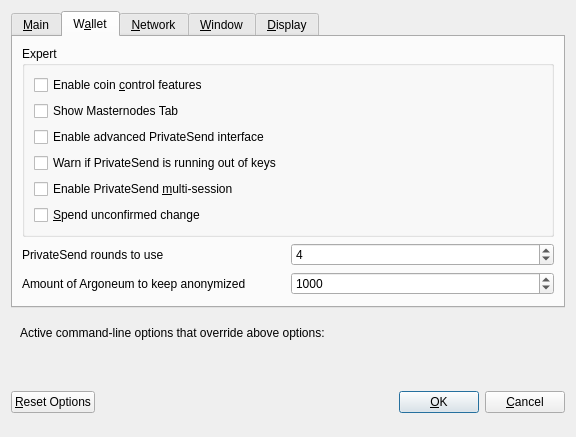
Above: src/qt/forms/optionsdialog.ui from Argoneum/argoneum before the change. Below: the same form after it.
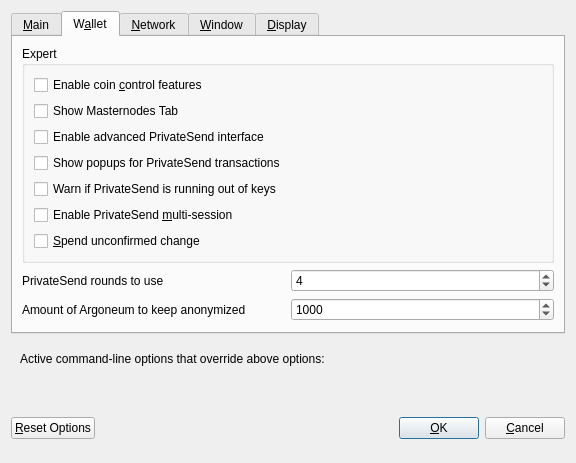
That is the form after the change. The open tabs and pages were chosen to show the change. Custom widgets are drawn as their Qt base class.

Patch:
```diff
--- a/src/qt/forms/optionsdialog.ui
+++ b/src/qt/forms/optionsdialog.ui
@@ -173,6 +173,16 @@
             </property>
            </widget>
           </item>
+          <item>
+           <widget class="QCheckBox" name="showPrivateSendPopups">
+            <property name="toolTip">
+             <string>Show system popups for PrivateSend mixing transactions&lt;br/&gt;just like for all other transaction types.</string>
+            </property>
+            <property name="text">
+             <string>Show popups for PrivateSend transactions</string>
+            </property>
+           </widget>
+          </item>
           <item>
            <widget class="QCheckBox" name="lowKeysWarning">
             <property name="toolTip">
@@ -224,7 +234,7 @@
             <number>2</number>
            </property>
            <property name="maximum">
-            <number>8</number>
+            <number>16</number>
            </property>
            <property name="value">
             <number>4</number>
```
